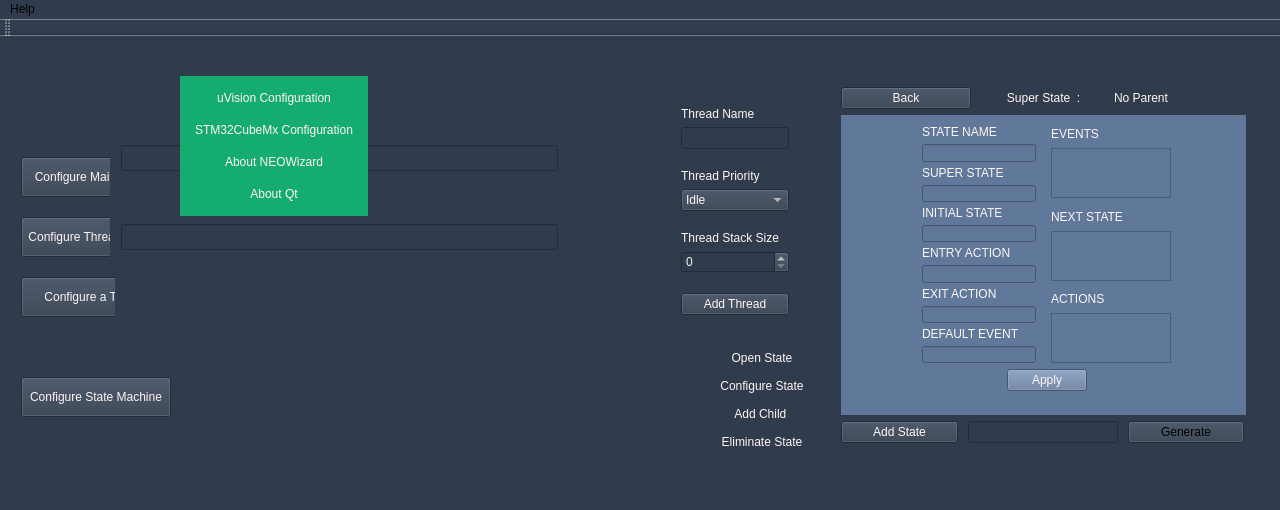
This is Source/NFWizard2.ui in lreyesm/NEOWizard as Qt 5 draws it before an edit. The edited form follows.
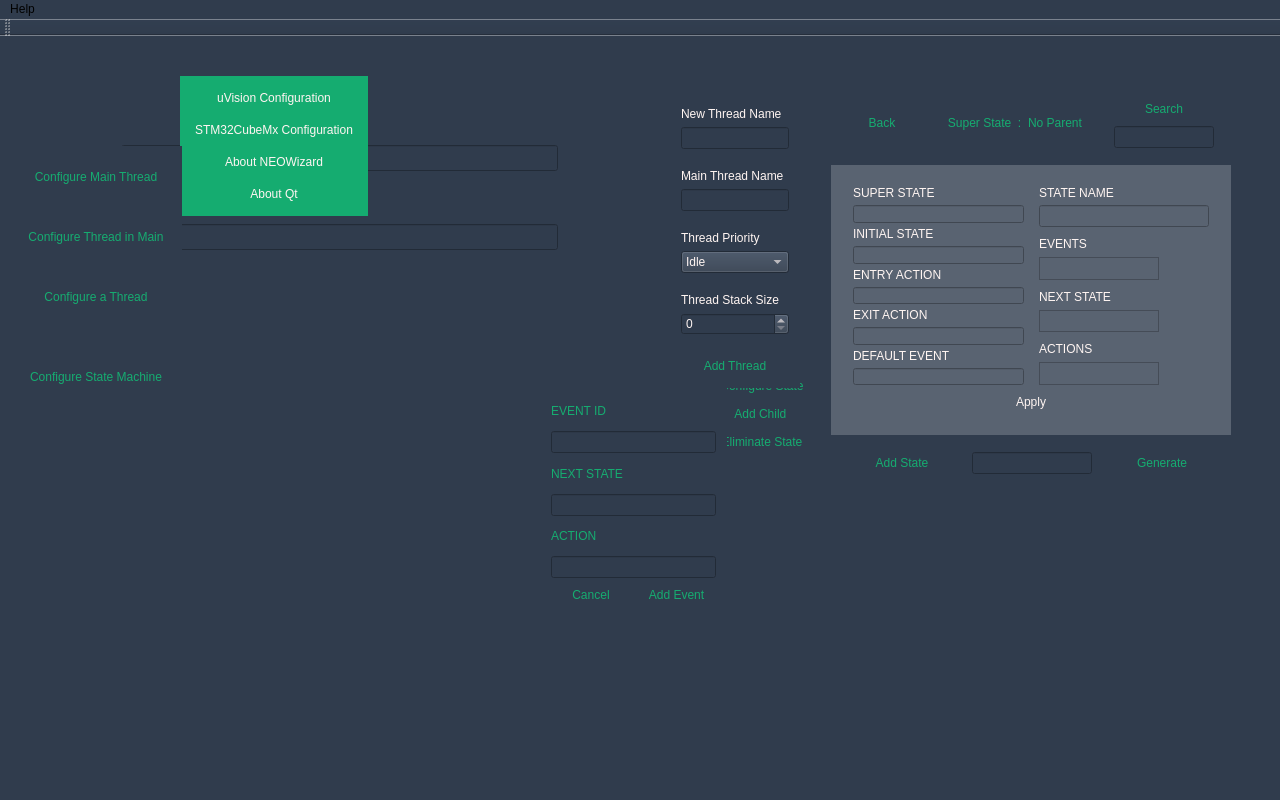
This is the edited form. Icons and pictures are not drawn.

What changed in the file:
```diff
--- a/Source/NFWizard2.ui
+++ b/Source/NFWizard2.ui
@@ -7,7 +7,7 @@
     <x>0</x>
     <y>0</y>
     <width>1280</width>
-    <height>510</height>
+    <height>800</height>
    </rect>
   </property>
   <property name="sizePolicy">
@@ -25,7 +25,7 @@
   <property name="maximumSize">
    <size>
     <width>1280</width>
-    <height>720</height>
+    <height>800</height>
    </size>
   </property>
   <property name="focusPolicy">
@@ -771,7 +771,7 @@
       <x>670</x>
       <y>60</y>
       <width>132</width>
-      <height>209</height>
+      <height>241</height>
      </rect>
     </property>
     <layout class="QVBoxLayout" name="verticalLayout_9">
@@ -794,7 +794,7 @@
 border-color: rgb(21, 172, 112);</string>
          </property>
          <property name="text">
-          <string>Thread Name</string>
+          <string>New Thread Name</string>
          </property>
         </widget>
        </item>
@@ -809,6 +809,34 @@
        </item>
       </layout>
      </item>
+     <item>
+      <layout class="QVBoxLayout" name="verticalLayout_32">
+       <property name="sizeConstraint">
+        <enum>QLayout::SetFixedSize</enum>
+       </property>
+       <item>
+        <widget class="QLabel" name="l_main_thread_name">
+         <property name="styleSheet">
+          <string notr="true">font: 12pt &quot;Segoe UI&quot;;
+color: rgb(255, 245, 242);
+border-color: rgb(21, 172, 112);</string>
+         </property>
+         <property name="text">
+          <string>Main Thread Name</string>
+         </property>
+        </widget>
+       </item>
+       <item>
+        <widget class="QLineEdit" name="le_main_thread_name">
+         <property name="styleSheet">
+          <string notr="true">font: 12pt &quot;Segoe UI&quot;;
+color: rgb(255, 245, 242);
+border-color: rgb(21, 172, 112);</string>
+         </property>
+        </widget>
+       </item>
+      </layout>
+     </item>
      <item>
       <layout class="QVBoxLayout" name="verticalLayout_8">
        <property name="sizeConstraint">
@@ -910,14 +938,19 @@
      </item>
      <item>
       <widget class="QPushButton" name="pb_add_thread">
+       <property name="cursor">
+        <cursorShape>PointingHandCursor</cursorShape>
+       </property>
        <property name="styleSheet">
-        <string notr="true">font: 11pt &quot;Segoe UI&quot;;
-color: rgb(255, 245, 242);
-border-color: rgb(21, 172, 112);</string>
+        <string notr="true">font: 12pt &quot;Segoe UI&quot;;
+color:  rgb(21, 172, 112);</string>
        </property>
        <property name="text">
         <string>Add Thread</string>
        </property>
+       <property name="flat">
+        <bool>true</bool>
+       </property>
       </widget>
      </item>
     </layout>
@@ -937,6 +970,10 @@
       <height>200</height>
      </size>
     </property>
+    <property name="styleSheet">
+     <string notr="true">font: 12pt &quot;Segoe UI&quot;;
+color: rgb(21, 172, 112);</string>
+    </property>
     <layout class="QVBoxLayout" name="verticalLayout_10">
      <property name="spacing">
       <number>20</number>
@@ -969,14 +1006,14 @@
        </property>
        <property name="styleSheet">
         <string notr="true">font: 12pt &quot;Segoe UI&quot;;
-color: rgb(255, 245, 242);
-border-color: rgb(21, 172, 112);</string>
+color:  rgb(21, 172, 112);;
+</string>
        </property>
        <property name="text">
         <string>Configure Main Thread</string>
        </property>
        <property name="flat">
-        <bool>false</bool>
+        <bool>true</bool>
        </property>
       </widget>
      </item>
@@ -1005,14 +1042,14 @@
        </property>
        <property name="styleSheet">
         <string notr="true">font: 12pt &quot;Segoe UI&quot;;
-color: rgb(255, 245, 242);
+color:  rgb(21, 172, 112);
 border-color: rgb(21, 172, 112);</string>
        </property>
        <property name="text">
         <string>Configure Thread in Main</string>
        </property>
        <property name="flat">
-        <bool>false</bool>
+        <bool>true</bool>
        </property>
       </widget>
      </item>
@@ -1041,14 +1078,14 @@
        </property>
        <property name="styleSheet">
         <string notr="true">font: 12pt &quot;Segoe UI&quot;;
-color: rgb(255, 245, 242);
-border-color: rgb(21, 172, 112);</string>
+color: rgb(21, 172, 112);
+</string>
        </property>
        <property name="text">
         <string>Configure a Thread</string>
        </property>
        <property name="flat">
-        <bool>false</bool>
+        <bool>true</bool>
        </property>
       </widget>
      </item>
@@ -1059,8 +1096,8 @@
        </property>
        <property name="sizeHint" stdset="0">
         <size>
-         <width>20</width>
-         <height>40</height>
+         <width>10</width>
+         <height>20</height>
         </size>
        </property>
       </spacer>
@@ -1090,15 +1127,14 @@
        </property>
        <property name="styleSheet">
         <string notr="true">font: 12pt &quot;Segoe UI&quot;;
-border-color: rgb(21, 172, 112);
-color: rgb(255, 245, 242);
+color:  rgb(21, 172, 112);
 </string>
        </property>
        <property name="text">
         <string>Configure State Machine</string>
        </property>
        <property name="flat">
-        <bool>false</bool>
+        <bool>true</bool>
        </property>
       </widget>
      </item>
@@ -1107,43 +1143,72 @@
    <widget class="QWidget" name="widget_layout_state_machine" native="true">
     <property name="geometry">
      <rect>
-      <x>830</x>
+      <x>820</x>
       <y>40</y>
-      <width>425</width>
-      <height>378</height>
+      <width>418</width>
+      <height>428</height>
      </rect>
     </property>
-    <layout class="QVBoxLayout" name="verticalLayout_12">
-     <item>
       <layout class="QVBoxLayout" name="verticalLayout_11">
        <property name="sizeConstraint">
         <enum>QLayout::SetFixedSize</enum>
        </property>
        <item>
+      <widget class="QWidget" name="widget_back_search" native="true">
+       <property name="minimumSize">
+        <size>
+         <width>0</width>
+         <height>0</height>
+        </size>
+       </property>
+       <property name="maximumSize">
+        <size>
+         <width>400</width>
+         <height>100</height>
+        </size>
+       </property>
         <layout class="QHBoxLayout" name="horizontalLayout_7">
          <property name="sizeConstraint">
           <enum>QLayout::SetFixedSize</enum>
          </property>
          <item>
           <widget class="QPushButton" name="pb_back">
+          <property name="maximumSize">
+           <size>
+            <width>16777215</width>
+            <height>30</height>
+           </size>
+          </property>
+          <property name="cursor">
+           <cursorShape>PointingHandCursor</cursorShape>
+          </property>
            <property name="styleSheet">
             <string notr="true">font: 12pt &quot;Segoe UI&quot;;
-border-color: rgb(21, 172, 112);
-color: rgb(255, 245, 242);</string>
+color:  rgb(21, 172, 112);</string>
            </property>
            <property name="text">
             <string>Back</string>
            </property>
+          <property name="flat">
+           <bool>true</bool>
+          </property>
           </widget>
          </item>
          <item>
           <widget class="QLabel" name="l_state_parent_tag">
+          <property name="maximumSize">
+           <size>
+            <width>16777215</width>
+            <height>20</height>
+           </size>
+          </property>
            <property name="styleSheet">
             <string notr="true">font: 11pt &quot;Segoe UI&quot;;
-color: rgb(255, 245, 242);</string>
+color:  rgb(21, 172, 112);
+</string>
            </property>
            <property name="text">
-            <string>         Super State  :</string>
+           <string>      Super State  :</string>
            </property>
           </widget>
          </item>
@@ -1151,26 +1216,84 @@
           <widget class="QLabel" name="l_name_current_state">
            <property name="minimumSize">
             <size>
-             <width>120</width>
+            <width>80</width>
              <height>0</height>
             </size>
            </property>
            <property name="maximumSize">
             <size>
-             <width>150</width>
-             <height>30</height>
+            <width>80</width>
+            <height>20</height>
             </size>
            </property>
            <property name="styleSheet">
-            <string notr="true">font: 11pt &quot;Segoe UI&quot;;
-color: rgb(255, 245, 242);</string>
+           <string notr="true">background-color: rgb(48, 60, 77);
+font: 11pt &quot;Segoe UI&quot;;
+color:  rgb(21, 172, 112);</string>
            </property>
            <property name="text">
             <string>No Parent</string>
            </property>
           </widget>
          </item>
-        </layout>
+        <item>
+         <layout class="QVBoxLayout" name="verticalLayout_31">
+          <property name="sizeConstraint">
+           <enum>QLayout::SetFixedSize</enum>
+          </property>
+          <item>
+           <widget class="QPushButton" name="pb_search_state">
+            <property name="minimumSize">
+             <size>
+              <width>0</width>
+              <height>20</height>
+             </size>
+            </property>
+            <property name="maximumSize">
+             <size>
+              <width>16777215</width>
+              <height>30</height>
+             </size>
+            </property>
+            <property name="cursor">
+             <cursorShape>PointingHandCursor</cursorShape>
+            </property>
+            <property name="styleSheet">
+             <string notr="true">font: 12pt &quot;Segoe UI&quot;;
+color:  rgb(21, 172, 112);</string>
+            </property>
+            <property name="text">
+             <string>Search</string>
+            </property>
+            <property name="flat">
+             <bool>true</bool>
+            </property>
+           </widget>
+          </item>
+          <item>
+           <widget class="QLineEdit" name="le_state_to_search">
+            <property name="minimumSize">
+             <size>
+              <width>80</width>
+              <height>20</height>
+             </size>
+            </property>
+            <property name="maximumSize">
+             <size>
+              <width>100</width>
+              <height>30</height>
+             </size>
+            </property>
+            <property name="styleSheet">
+             <string notr="true">font: 11pt &quot;Segoe UI&quot;;
+color: rgb(255, 245, 242);</string>
+            </property>
+           </widget>
+          </item>
+         </layout>
+        </item>
+       </layout>
+      </widget>
        </item>
        <item>
         <widget class="QWidget" name="widget_states" native="true">
@@ -1179,28 +1302,22 @@
          </property>
          <property name="minimumSize">
           <size>
-           <width>405</width>
-           <height>300</height>
+         <width>400</width>
+         <height>260</height>
           </size>
          </property>
          <property name="maximumSize">
           <size>
-           <width>407</width>
-           <height>300</height>
+         <width>400</width>
+         <height>270</height>
           </size>
          </property>
          <property name="styleSheet">
-          <string notr="true">background-color: rgb(96, 120, 154);</string>
-         </property>
+        <string notr="true">background-color: rgb(89, 99, 113);</string>
+       </property>
+       <layout class="QVBoxLayout" name="verticalLayout_12">
+        <item>
          <widget class="QWidget" name="widget_state_info" native="true">
-          <property name="geometry">
-           <rect>
-            <x>70</x>
-            <y>0</y>
-            <width>271</width>
-            <height>287</height>
-           </rect>
-          </property>
           <layout class="QVBoxLayout" name="verticalLayout_22">
            <item>
             <layout class="QHBoxLayout" name="horizontalLayout_8">
@@ -1215,38 +1332,6 @@
                <property name="sizeConstraint">
                 <enum>QLayout::SetFixedSize</enum>
                </property>
-               <item>
-                <layout class="QVBoxLayout" name="verticalLayout_16">
-                 <property name="sizeConstraint">
-                  <enum>QLayout::SetFixedSize</enum>
-                 </property>
-                 <item>
-                  <widget class="QLabel" name="label">
-                   <property name="minimumSize">
-                    <size>
-                     <width>0</width>
-                     <height>12</height>
-                    </size>
-                   </property>
-                   <property name="styleSheet">
-                    <string notr="true">font: 10pt &quot;Segoe UI&quot;;
-color: rgb(255, 245, 242);</string>
-                   </property>
-                   <property name="text">
-                    <string>STATE NAME</string>
-                   </property>
-                  </widget>
-                 </item>
-                 <item>
-                  <widget class="QLineEdit" name="le_current_state_name">
-                   <property name="styleSheet">
-                    <string notr="true">font: 9pt &quot;Segoe UI&quot;;
-color: rgb(255, 245, 242);</string>
-                   </property>
-                  </widget>
-                 </item>
-                </layout>
-               </item>
                <item>
                 <layout class="QVBoxLayout" name="verticalLayout_17">
                  <property name="sizeConstraint">
@@ -1414,6 +1499,38 @@
                <property name="spacing">
                 <number>10</number>
                </property>
+               <item>
+                <layout class="QVBoxLayout" name="verticalLayout_16">
+                 <property name="sizeConstraint">
+                  <enum>QLayout::SetFixedSize</enum>
+                 </property>
+                 <item>
+                  <widget class="QLabel" name="label">
+                   <property name="minimumSize">
+                    <size>
+                     <width>0</width>
+                     <height>12</height>
+                    </size>
+                   </property>
+                   <property name="styleSheet">
+                    <string notr="true">font: 10pt &quot;Segoe UI&quot;;
+color: rgb(255, 245, 242);</string>
+                   </property>
+                   <property name="text">
+                    <string>STATE NAME</string>
+                   </property>
+                  </widget>
+                 </item>
+                 <item>
+                  <widget class="QLineEdit" name="le_current_state_name">
+                   <property name="styleSheet">
+                    <string notr="true">font: 9pt &quot;Segoe UI&quot;;
+color: rgb(255, 245, 242);</string>
+                   </property>
+                  </widget>
+                 </item>
+                </layout>
+               </item>
                <item>
                 <layout class="QVBoxLayout" name="verticalLayout_13">
                  <property name="sizeConstraint">
@@ -1438,6 +1555,9 @@
                      <height>50</height>
                     </size>
                    </property>
+                   <property name="cursor" stdset="0">
+                    <cursorShape>PointingHandCursor</cursorShape>
+                   </property>
                    <property name="styleSheet">
                     <string notr="true">font: 9pt &quot;Segoe UI&quot;;
 color: rgb(255, 245, 242);</string>
@@ -1470,6 +1590,9 @@
                      <height>50</height>
                     </size>
                    </property>
+                   <property name="cursor" stdset="0">
+                    <cursorShape>PointingHandCursor</cursorShape>
+                   </property>
                    <property name="styleSheet">
                     <string notr="true">font: 9pt &quot;Segoe UI&quot;;
 color: rgb(255, 245, 242);</string>
@@ -1502,6 +1625,9 @@
                      <height>50</height>
                     </size>
                    </property>
+                   <property name="cursor" stdset="0">
+                    <cursorShape>PointingHandCursor</cursorShape>
+                   </property>
                    <property name="styleSheet">
                     <string notr="true">font: 9pt &quot;Segoe UI&quot;;
 color: rgb(255, 245, 242);</string>
@@ -1531,14 +1657,19 @@
              </item>
              <item>
               <widget class="QPushButton" name="pb_ok">
+               <property name="cursor">
+                <cursorShape>PointingHandCursor</cursorShape>
+               </property>
                <property name="styleSheet">
                 <string notr="true">font: 10pt &quot;Segoe UI&quot;;
-border-color: rgb(21, 172, 112);
 color: rgb(255, 245, 242);</string>
                </property>
                <property name="text">
                 <string>Apply</string>
                </property>
+               <property name="flat">
+                <bool>true</bool>
+               </property>
               </widget>
              </item>
              <item>
@@ -1558,9 +1689,16 @@
            </item>
           </layout>
          </widget>
+        </item>
+       </layout>
         </widget>
        </item>
        <item>
+      <widget class="QWidget" name="widget_add_gen_buttons" native="true">
+       <property name="styleSheet">
+        <string notr="true">font: 12pt &quot;Segoe UI&quot;;
+color:  rgb(21, 172, 112);</string>
+       </property>
         <layout class="QHBoxLayout" name="horizontalLayout_6">
          <property name="spacing">
           <number>10</number>
@@ -1570,28 +1708,44 @@
          </property>
          <item>
           <widget class="QPushButton" name="pb_add_state">
+          <property name="minimumSize">
+           <size>
+            <width>120</width>
+            <height>0</height>
+           </size>
+          </property>
            <property name="maximumSize">
             <size>
-             <width>150</width>
+            <width>133</width>
              <height>16777215</height>
             </size>
            </property>
+          <property name="cursor">
+           <cursorShape>PointingHandCursor</cursorShape>
+          </property>
            <property name="styleSheet">
             <string notr="true">font: 12pt &quot;Segoe UI&quot;;
-border-color: rgb(21, 172, 112);
-color: rgb(255, 245, 242);
-</string>
+color:  rgb(21, 172, 112);</string>
            </property>
            <property name="text">
             <string>Add State</string>
            </property>
+          <property name="flat">
+           <bool>true</bool>
+          </property>
           </widget>
          </item>
          <item>
           <widget class="QLineEdit" name="le_state_name">
+          <property name="minimumSize">
+           <size>
+            <width>120</width>
+            <height>0</height>
+           </size>
+          </property>
            <property name="maximumSize">
             <size>
-             <width>150</width>
+            <width>133</width>
              <height>16777215</height>
             </size>
            </property>
@@ -1606,26 +1760,35 @@
            <property name="enabled">
             <bool>true</bool>
            </property>
+          <property name="minimumSize">
+           <size>
+            <width>120</width>
+            <height>0</height>
+           </size>
+          </property>
            <property name="maximumSize">
             <size>
-             <width>150</width>
+            <width>133</width>
              <height>16777215</height>
             </size>
            </property>
+          <property name="cursor">
+           <cursorShape>PointingHandCursor</cursorShape>
+          </property>
            <property name="styleSheet">
             <string notr="true">font: 12pt &quot;Segoe UI&quot;;
-border-color: rgb(21, 172, 112);
-
-</string>
+color:  rgb(21, 172, 112);</string>
            </property>
            <property name="text">
             <string>Generate</string>
            </property>
+          <property name="flat">
+           <bool>true</bool>
+          </property>
           </widget>
          </item>
         </layout>
-       </item>
-      </layout>
+      </widget>
      </item>
     </layout>
    </widget>
@@ -1653,7 +1816,7 @@
        <property name="styleSheet">
         <string notr="true">font:  10pt &quot;Segoe UI&quot;;
 border-color: rgb(21, 172, 112);
-color: rgb(255, 245, 242);</string>
+color:  rgb(21, 172, 112);</string>
        </property>
        <property name="text">
         <string>Open State</string>
@@ -1671,7 +1834,7 @@
        <property name="styleSheet">
         <string notr="true">font: 10pt &quot;Segoe UI&quot;;
 border-color: rgb(21, 172, 112);
-color: rgb(255, 245, 242);</string>
+color:  rgb(21, 172, 112);</string>
        </property>
        <property name="text">
         <string>Configure State</string>
@@ -1689,7 +1852,7 @@
        <property name="styleSheet">
         <string notr="true">font: 10pt &quot;Segoe UI&quot;;
 border-color: rgb(21, 172, 112);
-color: rgb(255, 245, 242);</string>
+color:  rgb(21, 172, 112);</string>
        </property>
        <property name="text">
         <string>Add Child </string>
@@ -1707,7 +1870,7 @@
        <property name="styleSheet">
         <string notr="true">font: 10pt &quot;Segoe UI&quot;;
 border-color: rgb(21, 172, 112);
-color: rgb(255, 245, 242);</string>
+color:  rgb(21, 172, 112);</string>
        </property>
        <property name="text">
         <string>Eliminate State</string>
@@ -1719,8 +1882,165 @@
      </item>
     </layout>
    </widget>
-   <zorder>widget_options_thread_options</zorder>
-   <zorder>widget_options_buttons</zorder>
+   <widget class="QWidget" name="widget_event_options" native="true">
+    <property name="geometry">
+     <rect>
+      <x>540</x>
+      <y>350</y>
+      <width>187</width>
+      <height>231</height>
+     </rect>
+    </property>
+    <layout class="QVBoxLayout" name="verticalLayout_30">
+     <item>
+      <layout class="QVBoxLayout" name="verticalLayout_29">
+       <property name="sizeConstraint">
+        <enum>QLayout::SetFixedSize</enum>
+       </property>
+       <item>
+        <layout class="QVBoxLayout" name="verticalLayout_26">
+         <property name="sizeConstraint">
+          <enum>QLayout::SetFixedSize</enum>
+         </property>
+         <item>
+          <widget class="QLabel" name="l_EVENT">
+           <property name="styleSheet">
+            <string notr="true">font: 12pt &quot;Segoe UI&quot;;
+color:  rgb(21, 172, 112);</string>
+           </property>
+           <property name="text">
+            <string>EVENT ID</string>
+           </property>
+          </widget>
+         </item>
+         <item>
+          <widget class="QLineEdit" name="le_event_ID_name">
+           <property name="maximumSize">
+            <size>
+             <width>165</width>
+             <height>16777215</height>
+            </size>
+           </property>
+           <property name="styleSheet">
+            <string notr="true">font: 10pt &quot;Segoe UI&quot;;
+color: rgb(255, 245, 242);</string>
+           </property>
+          </widget>
+         </item>
+        </layout>
+       </item>
+       <item>
+        <layout class="QVBoxLayout" name="verticalLayout_27">
+         <property name="sizeConstraint">
+          <enum>QLayout::SetFixedSize</enum>
+         </property>
+         <item>
+          <widget class="QLabel" name="l_NEXT_STATE">
+           <property name="styleSheet">
+            <string notr="true">font: 12pt &quot;Segoe UI&quot;;
+color:  rgb(21, 172, 112);</string>
+           </property>
+           <property name="text">
+            <string>NEXT STATE</string>
+           </property>
+          </widget>
+         </item>
+         <item>
+          <widget class="QLineEdit" name="le_next_state_name">
+           <property name="maximumSize">
+            <size>
+             <width>165</width>
+             <height>16777215</height>
+            </size>
+           </property>
+           <property name="styleSheet">
+            <string notr="true">font: 10pt &quot;Segoe UI&quot;;
+color: rgb(255, 245, 242);</string>
+           </property>
+          </widget>
+         </item>
+        </layout>
+       </item>
+       <item>
+        <layout class="QVBoxLayout" name="verticalLayout_28">
+         <property name="sizeConstraint">
+          <enum>QLayout::SetFixedSize</enum>
+         </property>
+         <item>
+          <widget class="QLabel" name="l_ACTION">
+           <property name="styleSheet">
+            <string notr="true">font: 12pt &quot;Segoe UI&quot;;
+color:  rgb(21, 172, 112);</string>
+           </property>
+           <property name="text">
+            <string>ACTION</string>
+           </property>
+          </widget>
+         </item>
+         <item>
+          <widget class="QLineEdit" name="le_action_name">
+           <property name="minimumSize">
+            <size>
+             <width>165</width>
+             <height>0</height>
+            </size>
+           </property>
+           <property name="maximumSize">
+            <size>
+             <width>165</width>
+             <height>16777215</height>
+            </size>
+           </property>
+           <property name="styleSheet">
+            <string notr="true">font: 10pt &quot;Segoe UI&quot;;
+color: rgb(255, 245, 242);</string>
+           </property>
+          </widget>
+         </item>
+        </layout>
+       </item>
+      </layout>
+     </item>
+     <item>
+      <layout class="QHBoxLayout" name="horizontalLayout_10">
+       <item>
+        <widget class="QPushButton" name="pb_cancel_add_event">
+         <property name="cursor">
+          <cursorShape>PointingHandCursor</cursorShape>
+         </property>
+         <property name="styleSheet">
+          <string notr="true">font: 12pt &quot;Segoe UI&quot;;
+color:  rgb(21, 172, 112);</string>
+         </property>
+         <property name="text">
+          <string>Cancel</string>
+         </property>
+         <property name="flat">
+          <bool>true</bool>
+         </property>
+        </widget>
+       </item>
+       <item>
+        <widget class="QPushButton" name="pb_add_event">
+         <property name="cursor">
+          <cursorShape>PointingHandCursor</cursorShape>
+         </property>
+         <property name="styleSheet">
+          <string notr="true">font: 12pt &quot;Segoe UI&quot;;
+color:  rgb(21, 172, 112);</string>
+         </property>
+         <property name="text">
+          <string>Add Event</string>
+         </property>
+         <property name="flat">
+          <bool>true</bool>
+         </property>
+        </widget>
+       </item>
+      </layout>
+     </item>
+    </layout>
+   </widget>
    <zorder>label_bar_background</zorder>
    <zorder>pushButton_Generate_tag</zorder>
    <zorder>pushButton_Options_tag</zorder>
@@ -1731,6 +2051,9 @@
    <zorder>widget_generate_options</zorder>
    <zorder>widget_layout_state_machine</zorder>
    <zorder>widget_on_state_options</zorder>
+   <zorder>widget_options_thread_options</zorder>
+   <zorder>widget_event_options</zorder>
+   <zorder>widget_options_buttons</zorder>
   </widget>
   <widget class="QMenuBar" name="menuBar">
    <property name="geometry">
@@ -1738,7 +2061,7 @@
      <x>0</x>
      <y>0</y>
      <width>1280</width>
-     <height>25</height>
+     <height>20</height>
     </rect>
    </property>
    <widget class="QMenu" name="menuHelp">
```
Lines whose indentation alone changed are shown as unchanged.
